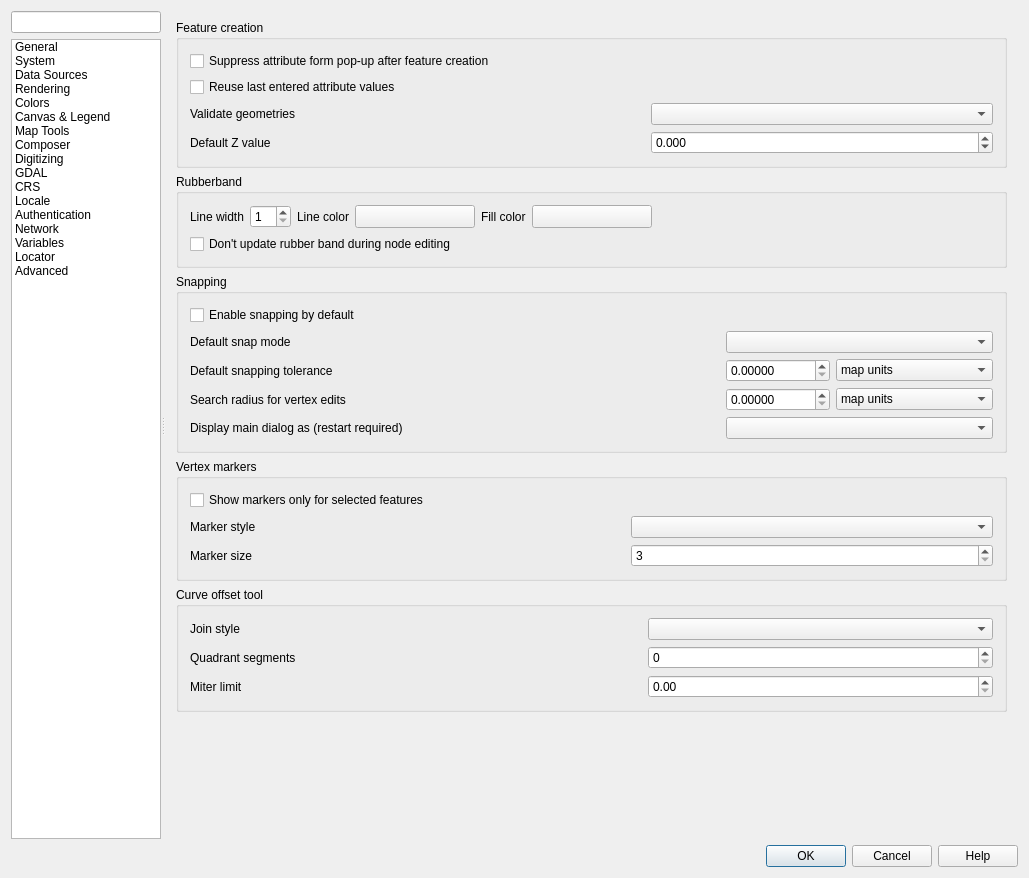
Before: the Qt Designer form src/ui/qgsoptionsbase.ui in qgis/QGIS, drawn with Qt 5.
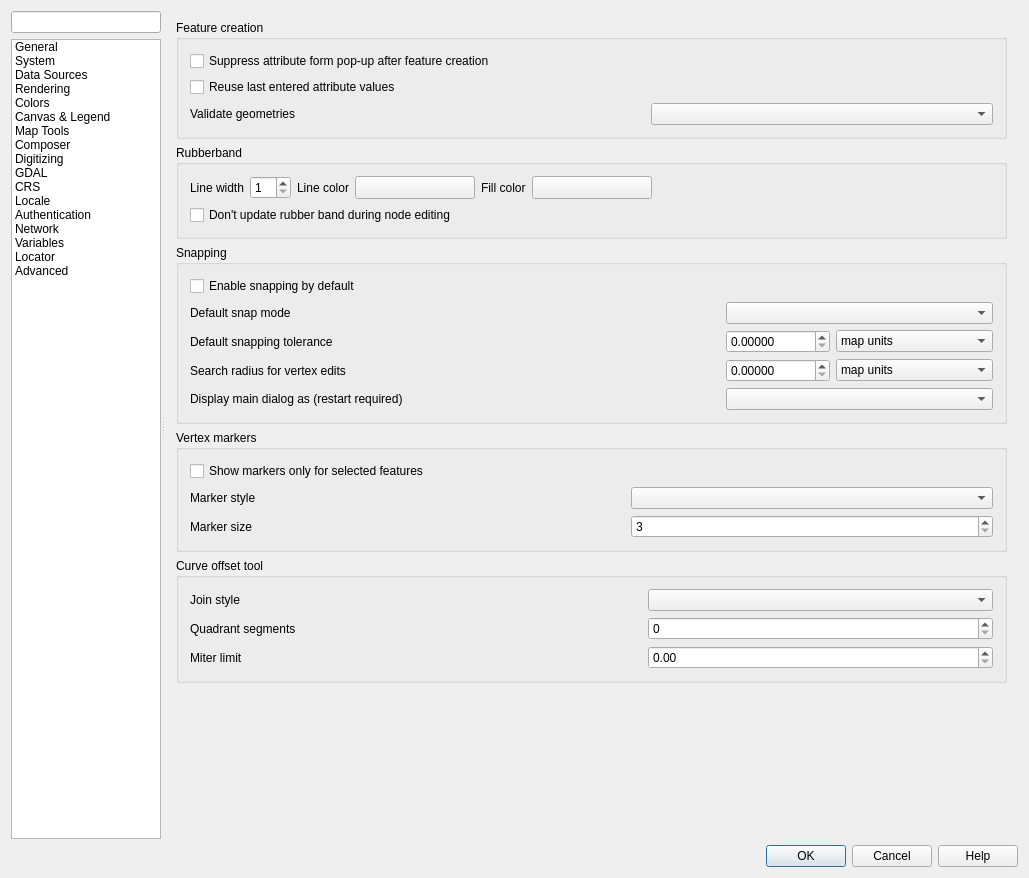
After: the same form once the commit is applied. The open tabs and pages were chosen to show the change. Icons and pictures are not drawn. Custom widgets are drawn as their Qt base class.

Diff of the .ui file:
```diff
--- a/src/ui/qgsoptionsbase.ui
+++ b/src/ui/qgsoptionsbase.ui
@@ -3854,8 +3854,8 @@
                <rect>
                 <x>0</x>
                 <y>0</y>
-                <width>548</width>
-                <height>785</height>
+                <width>857</width>
+                <height>829</height>
                </rect>
               </property>
               <layout class="QVBoxLayout" name="verticalLayout_31">
@@ -3908,29 +3908,6 @@
                     </property>
                    </widget>
                   </item>
-                  <item row="3" column="0">
-                   <widget class="QLabel" name="mDefaultZValueLabel">
-                    <property name="text">
-                     <string>Default Z value</string>
-                    </property>
-                   </widget>
-                  </item>
-                  <item row="3" column="2">
-                   <widget class="QDoubleSpinBox" name="mDefaultZValueSpinBox">
-                    <property name="decimals">
-                     <number>3</number>
-                    </property>
-                    <property name="minimum">
-                     <double>-999999.998999999952503</double>
-                    </property>
-                    <property name="maximum">
-                     <double>1000000.000000000000000</double>
-                    </property>
-                    <property name="singleStep">
-                     <double>1.000000000000000</double>
-                    </property>
-                   </widget>
-                  </item>
                   <item row="2" column="2">
                    <widget class="QComboBox" name="mValidateGeometries">
                     <property name="sizePolicy">
```
Left out of the diff: 50 changed lines with no effect on the pictures.
